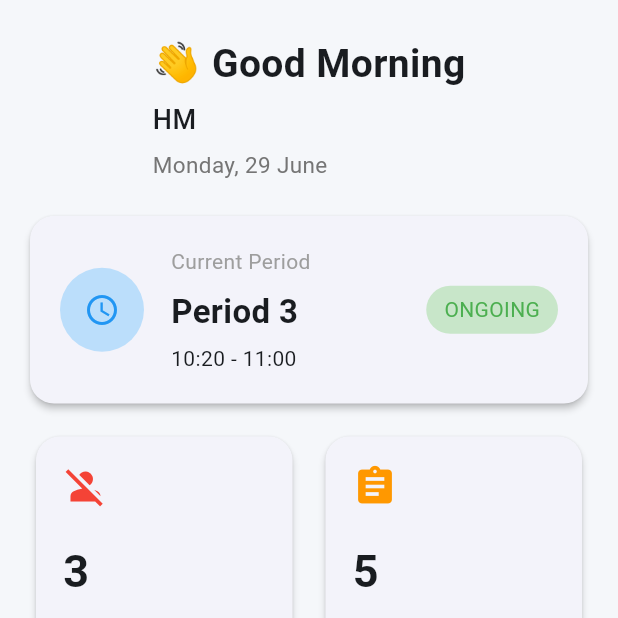
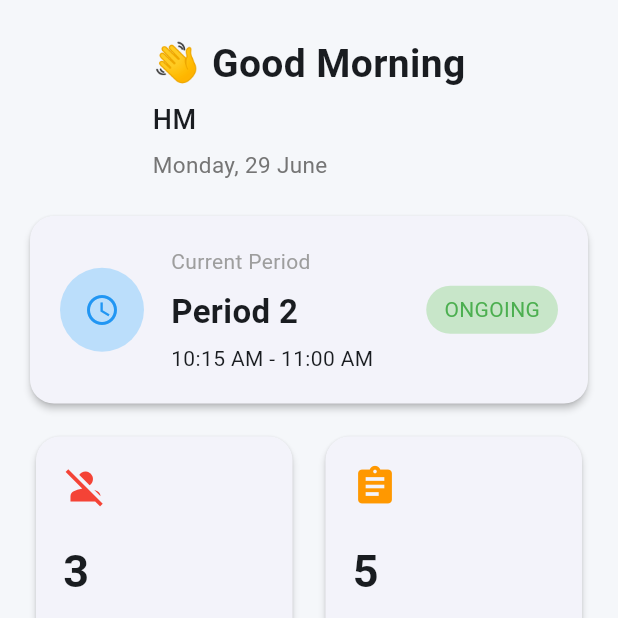
Before and after one commit to Mehbinamal/CoverMe, a Flutter app: the screen it shows after launch, on a phone screen of 412 x 824 dp, the top half of it. Run offline on Flutter 3.47's test engine with Material 3 defaults, Android fonts, the phone set to English and light mode, and no system bars; our stand-ins replace go_router.

Commit message:
feat(frontend): add school schedule and current period utilities

```diff
--- /dev/null
+++ b/mobile/lib/core/constants/school_schedule.dart
@@ -0,0 +1,43 @@
+import 'package:flutter/material.dart';
+
+import '../../models/period_timing.dart';
+
+class SchoolSchedule {
+  static const List<PeriodTiming> periods = [
+    PeriodTiming(
+      period: 1,
+      start: TimeOfDay(hour: 9, minute: 30),
+      end: TimeOfDay(hour: 10, minute: 15),
+    ),
+    PeriodTiming(
+      period: 2,
+      start: TimeOfDay(hour: 10, minute: 15),
+      end: TimeOfDay(hour: 11, minute: 00),
+    ),
+    PeriodTiming(
+      period: 3,
+      start: TimeOfDay(hour: 11, minute: 15),
+      end: TimeOfDay(hour: 12, minute: 00),
+    ),
+    PeriodTiming(
+      period: 4,
+      start: TimeOfDay(hour: 12, minute: 00),
+      end: TimeOfDay(hour: 12, minute: 45),
+    ),
+    PeriodTiming(
+      period: 5,
+      start: TimeOfDay(hour: 13, minute: 45),
+      end: TimeOfDay(hour: 14, minute: 45),
+    ),
+    PeriodTiming(
+      period: 6,
+      start: TimeOfDay(hour: 14, minute: 45),
+      end: TimeOfDay(hour: 15, minute: 25),
+    ),
+    PeriodTiming(
+      period: 7,
+      start: TimeOfDay(hour: 15, minute: 30),
+      end: TimeOfDay(hour: 16, minute: 00),
+    ),
+  ];
+}
--- a/mobile/lib/core/utils/period_utils.dart
+++ b/mobile/lib/core/utils/period_utils.dart
@@ -0,0 +1,45 @@
+import 'package:flutter/material.dart';
+
+import '../constants/school_schedule.dart';
+import '../../models/period_timing.dart';
+
+class PeriodUtils {
+  static int _toMinutes(TimeOfDay time) {
+    return time.hour * 60 + time.minute;
+  }
+
+  static PeriodTiming? currentPeriod() {
+    final now = TimeOfDay.now();
+
+    final currentMinutes = _toMinutes(now);
+
+    for (final period in SchoolSchedule.periods) {
+      final start = _toMinutes(period.start);
+      final end = _toMinutes(period.end);
+
+      if (currentMinutes >= start && currentMinutes <= end) {
+        return period;
+      }
+    }
+
+    return null;
+  }
+
+  static String schoolStatus() {
+    final now = TimeOfDay.now();
+    final currentMinutes = _toMinutes(now);
+
+    final first = SchoolSchedule.periods.first;
+    final last = SchoolSchedule.periods.last;
+
+    if (currentMinutes < _toMinutes(first.start)) {
+      return "Before School";
+    }
+
+    if (currentMinutes > _toMinutes(last.end)) {
+      return "School Over";
+    }
+
+    return "Break";
+  }
+}
--- /dev/null
+++ b/mobile/lib/models/period_timing.dart
@@ -0,0 +1,13 @@
+import 'package:flutter/material.dart';
+
+class PeriodTiming {
+  final int period;
+  final TimeOfDay start;
+  final TimeOfDay end;
+
+  const PeriodTiming({
+    required this.period,
+    required this.start,
+    required this.end,
+  });
+}
--- a/mobile/lib/widgets/current_period_card.dart
+++ b/mobile/lib/widgets/current_period_card.dart
@@ -1,17 +1,42 @@
 import 'package:flutter/material.dart';
+
+import '../core/utils/period_utils.dart';
 
 class CurrentPeriodCard extends StatelessWidget {
   const CurrentPeriodCard({super.key});
 
   @override
   Widget build(BuildContext context) {
+    final current = PeriodUtils.currentPeriod();
+
+    final status = PeriodUtils.schoolStatus();
+
     return Card(
-      margin: const EdgeInsets.symmetric(
-        horizontal: 20,
-      ),
+      margin: const EdgeInsets.symmetric(horizontal: 20),
       child: Padding(
         padding: const EdgeInsets.all(20),
-        child: Row(
+        child: current == null
+            ? Column(
+                crossAxisAlignment: CrossAxisAlignment.start,
+                children: [
+                  const Text(
+                    "Current Status",
+                    style: TextStyle(
+                      fontSize: 16,
+                      color: Colors.grey,
+                    ),
+                  ),
+                  const SizedBox(height: 12),
+                  Text(
+                    status,
+                    style: const TextStyle(
+                      fontSize: 24,
+                      fontWeight: FontWeight.bold,
+                    ),
+                  ),
+                ],
+              )
+            : Row(
                 children: [
                   CircleAvatar(
                     radius: 28,
@@ -24,25 +49,24 @@ class CurrentPeriodCard extends StatelessWidget {
                   const SizedBox(width: 18),
                   Expanded(
                     child: Column(
-                crossAxisAlignment:
-                    CrossAxisAlignment.start,
-                children: const [
+                      crossAxisAlignment: CrossAxisAlignment.start,
+                      children: [
+                        const Text(
+                          "Current Period",
+                          style: TextStyle(color: Colors.grey),
+                        ),
+                        const SizedBox(height: 8),
                         Text(
-                    "Current Period",
-                    style: TextStyle(
-                      color: Colors.grey,
-                    ),
-                  ),
-                  SizedBox(height: 8),
-                  Text(
-                    "Period 3",
-                    style: TextStyle(
+                          "Period ${current.period}",
+                          style: const TextStyle(
                             fontSize: 22,
                             fontWeight: FontWeight.bold,
                           ),
                         ),
-                  SizedBox(height: 6),
-                  Text("10:20 - 11:00"),
+                        const SizedBox(height: 6),
+                        Text(
+                          "${current.start.format(context)} - ${current.end.format(context)}",
+                        ),
                       ],
                     ),
                   ),
@@ -53,14 +77,11 @@ class CurrentPeriodCard extends StatelessWidget {
                     ),
                     decoration: BoxDecoration(
                       color: Colors.green.shade100,
-                borderRadius:
-                    BorderRadius.circular(30),
+                      borderRadius: BorderRadius.circular(30),
                     ),
                     child: const Text(
                       "ONGOING",
-                style: TextStyle(
-                  color: Colors.green,
-                ),
+                      style: TextStyle(color: Colors.green),
                     ),
                   )
                 ],
```
Also changed, not shown: mobile/lib/main.dart (+10 -1 lines), mobile/lib/models/dashboard_model.dart (added, +14 -0 lines), mobile/lib/models/period_model.dart (added, +13 -0 lines), mobile/lib/providers/dashboard_provider.dart (+28 -0 lines), mobile/lib/services/dashboard_service.dart (+48 -0 lines). Lines whose indentation alone changed are shown as unchanged.
